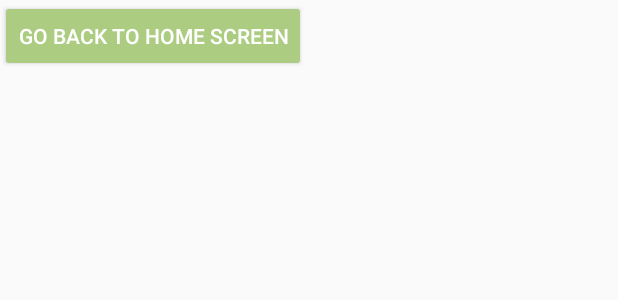
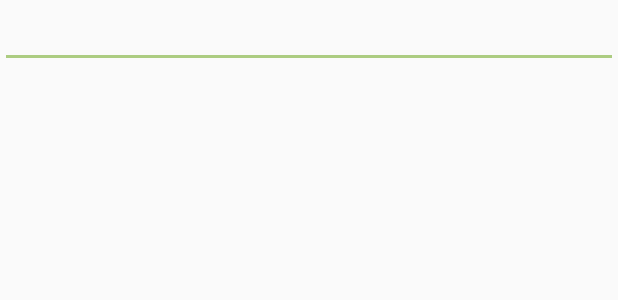
Before and after one commit to schmecs/journal, an Android app: the layout activity_entry.xml on its own in the app's theme, with its tools: preview values and no code run, on a phone screen of 412 x 824 dp. Shown: the top 300 px of the screen. Run offline under Robolectric (Android 15) with nearby library versions, the phone set to English and light mode, and no system bars.

Commit message:
placeholder text input on entry activity

```diff
--- a/app/src/main/res/layout/activity_entry.xml
+++ b/app/src/main/res/layout/activity_entry.xml
@@ -7,19 +7,33 @@
     android:layout_height="match_parent"
     tools:context="com.schmecs.journal.EntryActivity">
 
+    <android.support.design.widget.AppBarLayout
+        android:layout_width="0dp"
+        android:layout_height="wrap_content"
+        android:theme="@style/AppTheme.AppBarOverlay"
+        tools:ignore="MissingConstraints"
+        tools:layout_constraintTop_creator="1"
+        tools:layout_constraintRight_creator="1"
+        android:layout_marginStart="8dp"
+        android:layout_marginEnd="8dp"
+        app:layout_constraintRight_toRightOf="parent"
+        tools:layout_constraintLeft_creator="1"
+        app:layout_constraintLeft_toLeftOf="parent"
+        app:layout_constraintTop_toTopOf="parent"
+        android:layout_marginLeft="8dp"
+        android:layout_marginRight="8dp"
+        android:id="@+id/appBarLayout">
 
+    </android.support.design.widget.AppBarLayout>
 
-    <Button
-        android:id="@+id/bt_go_home"
-        app:srcCompat="@android:drawable/ic_menu_edit"
+    <EditText
+        android:id="@+id/plain_text_input"
+        android:layout_width="0dp"
         android:layout_height="wrap_content"
-        android:layout_width="wrap_content"
-        android:text="Go Back to Home Screen"
-        android:layout_centerHorizontal="true"
-        style="@style/Widget.AppCompat.Button.Colored"
-        android:layout_marginEnd="8dp"
-        android:layout_marginRight="8dp"
-        android:layout_marginStart="8dp"
-        android:layout_marginLeft="8dp"/>
+        android:inputType="text"
+        tools:layout_constraintTop_creator="1"
+        app:layout_constraintLeft_toLeftOf="parent"
+        app:layout_constraintTop_toTopOf="@+id/appBarLayout"
+        app:layout_constraintRight_toRightOf="parent"/>
 
 </android.support.constraint.ConstraintLayout>
```
Also changed, not shown: app/src/main/java/com/schmecs/journal/EntryActivity.java (+28 -7 lines), app/src/main/res/layout/activity_main.xml (+0 -8 lines), 5 other files.
